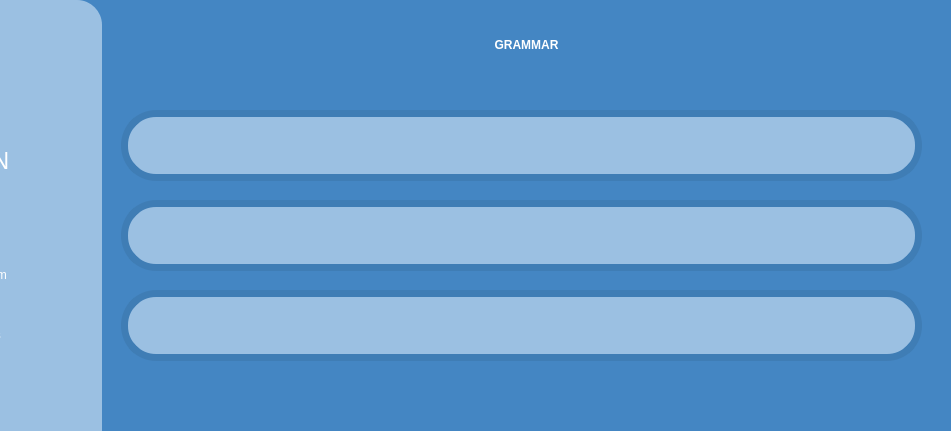
codingburgas/sprint-eschool-ag-universe, file AGUniverse/presentationLayer/grammar.ui: the form before one commit; both pictures show x 149 to 1100 and y 0 to 431 of the 1100 by 720 pixel window.
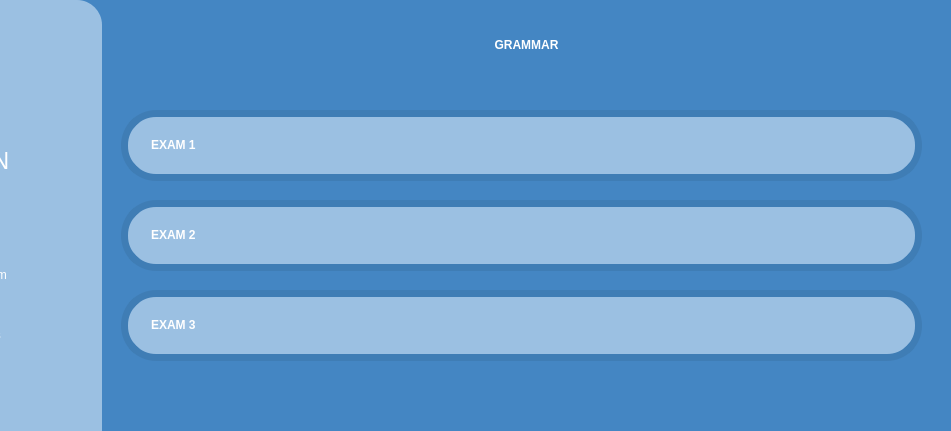
The form after the commit. Icons and pictures are not drawn.

Commit message: Enhance UI for exams and begin work on grammar exams

The edit to the form file:
```diff
--- a/AGUniverse/presentationLayer/grammar.ui
+++ b/AGUniverse/presentationLayer/grammar.ui
@@ -413,12 +413,132 @@
     <string/>
    </property>
   </widget>
+  <widget class="QLabel" name="Exam1Label">
+   <property name="geometry">
+    <rect>
+     <x>300</x>
+     <y>100</y>
+     <width>451</width>
+     <height>91</height>
+    </rect>
+   </property>
+   <property name="whatsThis">
+    <string>&lt;html&gt;&lt;head/&gt;&lt;body&gt;&lt;p&gt;EXAM 1&lt;/p&gt;&lt;/body&gt;&lt;/html&gt;</string>
+   </property>
+   <property name="styleSheet">
+    <string notr="true">color:white;
+font-weight:bold;
+font: 45pt &quot;Aura&quot;;</string>
+   </property>
+   <property name="text">
+    <string>&lt;html&gt;&lt;head/&gt;&lt;body&gt;&lt;p&gt;EXAM 1&lt;/p&gt;&lt;/body&gt;&lt;/html&gt;</string>
+   </property>
+  </widget>
+  <widget class="QLabel" name="Exam1Label_2">
+   <property name="geometry">
+    <rect>
+     <x>300</x>
+     <y>190</y>
+     <width>451</width>
+     <height>91</height>
+    </rect>
+   </property>
+   <property name="whatsThis">
+    <string>&lt;html&gt;&lt;head/&gt;&lt;body&gt;&lt;p&gt;EXAM 1&lt;/p&gt;&lt;/body&gt;&lt;/html&gt;</string>
+   </property>
+   <property name="styleSheet">
+    <string notr="true">color:white;
+font-weight:bold;
+font: 45pt &quot;Aura&quot;;</string>
+   </property>
+   <property name="text">
+    <string>&lt;html&gt;&lt;head/&gt;&lt;body&gt;&lt;p&gt;EXAM 2&lt;/p&gt;&lt;/body&gt;&lt;/html&gt;</string>
+   </property>
+  </widget>
+  <widget class="QLabel" name="Exam1Label_3">
+   <property name="geometry">
+    <rect>
+     <x>300</x>
+     <y>280</y>
+     <width>451</width>
+     <height>91</height>
+    </rect>
+   </property>
+   <property name="whatsThis">
+    <string>&lt;html&gt;&lt;head/&gt;&lt;body&gt;&lt;p&gt;EXAM 1&lt;/p&gt;&lt;/body&gt;&lt;/html&gt;</string>
+   </property>
+   <property name="styleSheet">
+    <string notr="true">color:white;
+font-weight:bold;
+font: 45pt &quot;Aura&quot;;</string>
+   </property>
+   <property name="text">
+    <string>&lt;html&gt;&lt;head/&gt;&lt;body&gt;&lt;p&gt;EXAM 3&lt;/p&gt;&lt;/body&gt;&lt;/html&gt;</string>
+   </property>
+  </widget>
+  <widget class="QPushButton" name="grammarButton1">
+   <property name="geometry">
+    <rect>
+     <x>280</x>
+     <y>120</y>
+     <width>781</width>
+     <height>51</height>
+    </rect>
+   </property>
+   <property name="styleSheet">
+    <string notr="true">background-color:rgba(0, 0, 0, 0);
+border-radius:35px;</string>
+   </property>
+   <property name="text">
+    <string/>
+   </property>
+  </widget>
+  <widget class="QPushButton" name="grammarButton2">
+   <property name="geometry">
+    <rect>
+     <x>280</x>
+     <y>210</y>
+     <width>781</width>
+     <height>51</height>
+    </rect>
+   </property>
+   <property name="styleSheet">
+    <string notr="true">background-color:rgba(0, 0, 0, 0);
+border-radius:35px;</string>
+   </property>
+   <property name="text">
+    <string/>
+   </property>
+  </widget>
+  <widget class="QPushButton" name="grammarButton3">
+   <property name="geometry">
+    <rect>
+     <x>270</x>
+     <y>300</y>
+     <width>781</width>
+     <height>51</height>
+    </rect>
+   </property>
+   <property name="styleSheet">
+    <string notr="true">background-color:rgba(0, 0, 0, 0);
+border-radius:35px;</string>
+   </property>
+   <property name="text">
+    <string/>
+   </property>
+  </widget>
   <zorder>backgroundblue_bg</zorder>
   <zorder>titleLabel</zorder>
   <zorder>exam3</zorder>
   <zorder>frame_2</zorder>
   <zorder>exam1</zorder>
   <zorder>exam2</zorder>
+  <zorder>Exam1Label</zorder>
+  <zorder>Exam1Label_2</zorder>
+  <zorder>Exam1Label_3</zorder>
+  <zorder>grammarButton1</zorder>
+  <zorder>grammarButton2</zorder>
+  <zorder>grammarButton3</zorder>
  </widget>
  <resources>
   <include location="../resources.qrc"/>
```
The commit also changes 10 other files.
